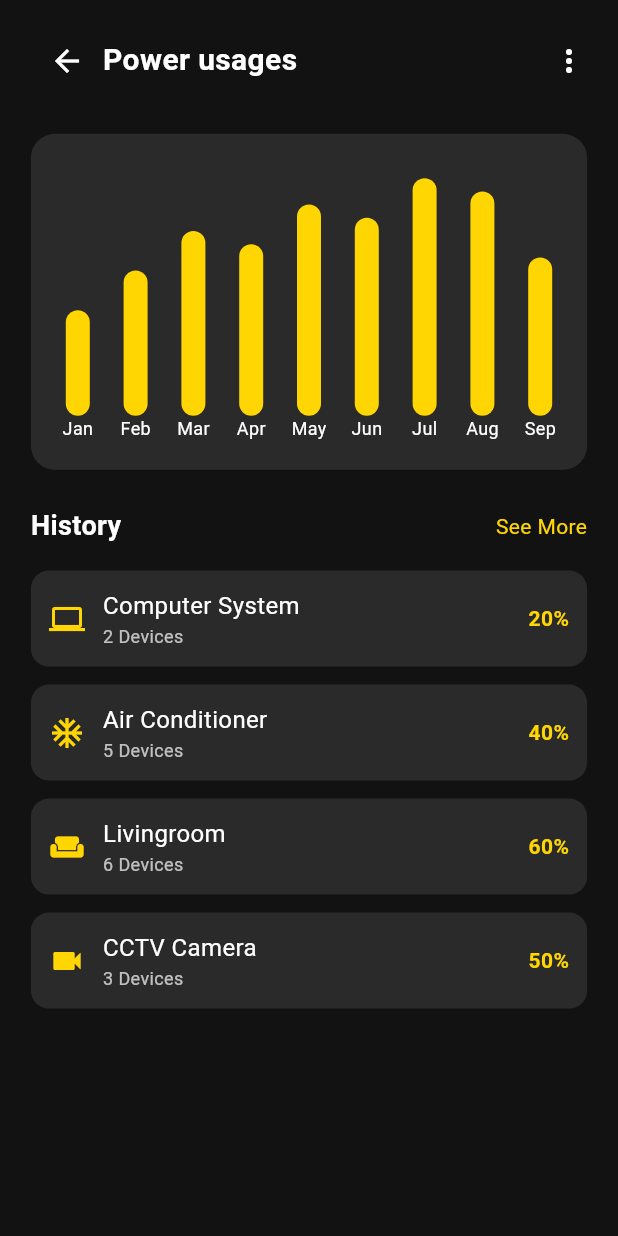
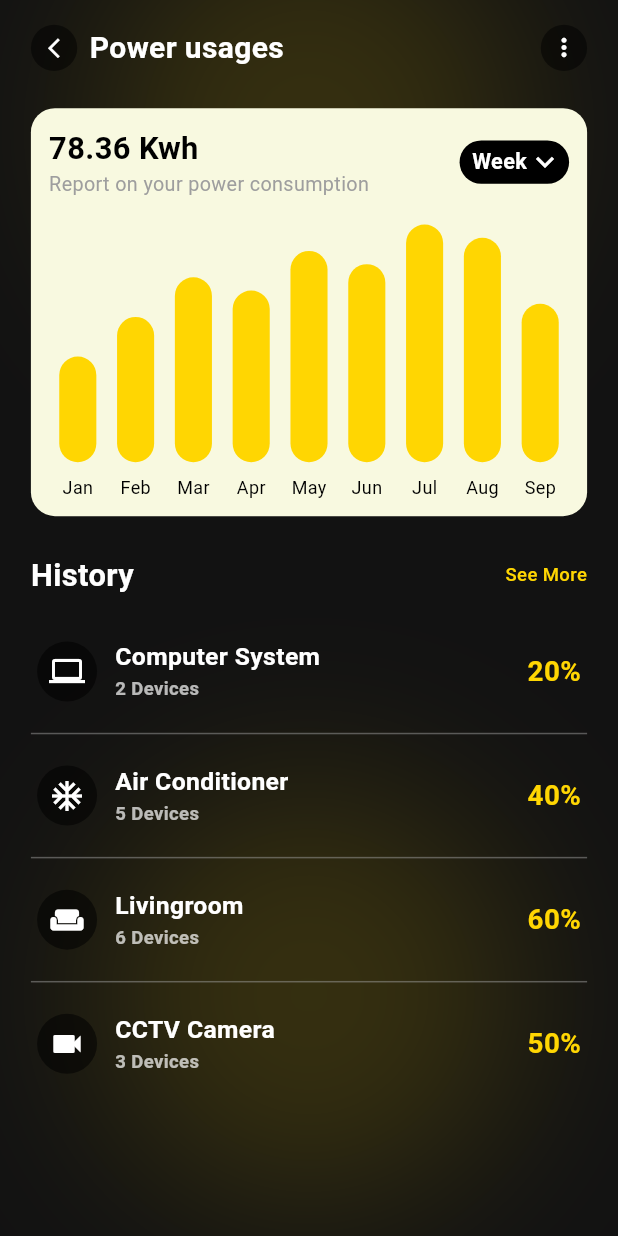
Before and after one commit to Elrmady09/solar_panel_monitoring_app, a Flutter app: the StatisticsPage screen opened directly, on a phone screen of 412 x 824 dp. Run offline on Flutter 3.47's test engine with Material 3 defaults, Android fonts, the light colour scheme and no system bars; drawn by our look-alikes of fl_chart; missing offline and left inert: dart:ffi.

Commit message:
Edit Statistics page

```diff
--- a/lib/core/constants/app_colors.dart
+++ b/lib/core/constants/app_colors.dart
@@ -8,6 +8,6 @@ class AppColors {
   static const Color yellow = Color(0xFFFFD602);
   static const Color yellow2 = Color(0xFFFFB00F);
   static const Color yellow3 = Color(0xFFF6CE66);
-
   static const Color background = Color(0xFF121212);
+  static const Color backgroundpowerchart = Color(0xFFF8F9E0);
 }
--- a/lib/features/statistics/presentation/widgets/history_list.dart
+++ b/lib/features/statistics/presentation/widgets/history_list.dart
@@ -1,5 +1,6 @@
 import 'package:flutter/material.dart';
 import 'package:provider/provider.dart';
+import 'package:solar_panel_monitoring_app/core/utils/General%20Text.dart';
 
 import '../../../../core/constants/app_colors.dart';
 import '../../logic/statistics_provider.dart';
@@ -12,35 +13,50 @@ class HistoryList extends StatelessWidget {
   @override
   Widget build(BuildContext context) {
     final history = context.watch<StatisticsProvider>().history;
+    final size = MediaQuery.of(context).size;
 
     return ListView.separated(
       itemCount: history.length,
-      separatorBuilder: (_, __) => const SizedBox(height: 12),
+      separatorBuilder: (_, __) => Divider(
+        color: Colors.grey.withOpacity(0.5),
+      ),
       itemBuilder: (context, i) {
         final item = history[i];
         return Container(
-          padding: const EdgeInsets.all(12),
-          decoration: BoxDecoration(
-            color: AppColors.white.withOpacity(0.1),
-            borderRadius: BorderRadius.circular(12),
-          ),
+          padding: EdgeInsets.symmetric(horizontal: size.width * 0.01,vertical: size.height * 0.015 ),
+
           child: Row(
             children: [
-              Icon(item['icon'], color: AppColors.yellow),
+              CircleAvatar(
+                backgroundColor: AppColors.black54,
+                  child: Icon(item['icon'], color: AppColors.white)
+              ),
               const SizedBox(width: 12),
               Expanded(
                 child: Column(
                   crossAxisAlignment: CrossAxisAlignment.start,
                   children: [
-                    Text(item['title'],
-                        style: const TextStyle(color: AppColors.white, fontSize: 16)),
-                    Text('${item['devices']} Devices',
-                        style: TextStyle(color: AppColors.white.withOpacity(0.7), fontSize: 12)),
+                    GeneralText(
+                        text: item['title'],
+                        color: AppColors.white,
+                        fontWeight: FontWeight.w700,
+                        sizetext: size.width * 0.04,
+                    ),
+                    GeneralText(
+                      text: '${item['devices']} Devices',
+                      color: AppColors.white.withOpacity(0.7),
+                      fontWeight: FontWeight.w700,
+                      sizetext: size.width * 0.03,
+                    ),
                   ],
                 ),
               ),
-              Text('${item['percent']}%',
-                  style: const TextStyle(color: AppColors.yellow, fontWeight: FontWeight.bold)),
+              GeneralText(
+                text: '${item['percent']}%',
+                color: AppColors.yellow,
+                fontWeight: FontWeight.w700,
+                sizetext: size.width * 0.045,
+              ),
             ],
           ),
         );
--- /dev/null
+++ b/lib/features/statistics/presentation/widgets/history_titel.dart
@@ -0,0 +1,32 @@
+
+import 'package:flutter/material.dart';
+
+import '../../../../core/constants/app_colors.dart';
+import '../../../../core/utils/General Text.dart';
+
+class HistoryTitel extends StatelessWidget {
+  const HistoryTitel({Key? key}) : super(key: key);
+
+  @override
+  Widget build(BuildContext context) {
+    final size = MediaQuery.of(context).size;
+
+    return  Row(
+      mainAxisAlignment: MainAxisAlignment.spaceBetween,
+      children:  [
+        GeneralText(
+            text: 'History',
+            color: AppColors.white,
+            sizetext: size.width * 0.05,
+            fontWeight: FontWeight.w700
+        ),
+        GeneralText(
+            text: 'See More',
+            color: AppColors.yellow,
+            sizetext: size.width * 0.03,
+            fontWeight: FontWeight.w500
+        ),
+      ],
+    );
+  }
+}
--- a/lib/features/statistics/presentation/widgets/power_chart.dart
+++ b/lib/features/statistics/presentation/widgets/power_chart.dart
@@ -2,6 +2,7 @@
 import 'package:flutter/material.dart';
 import 'package:fl_chart/fl_chart.dart';
 import 'package:provider/provider.dart';
+import 'package:solar_panel_monitoring_app/core/utils/General%20Text.dart';
 
 import '../../../../core/constants/app_colors.dart';
 import '../../logic/statistics_provider.dart';
@@ -13,16 +14,63 @@ class PowerChart extends StatelessWidget {
 
   @override
   Widget build(BuildContext context) {
+    final size = MediaQuery.of(context).size;
     final prov = context.watch<StatisticsProvider>();
     final data = prov.monthlyUsage;
 
     return Container(
       padding: const EdgeInsets.all(12),
       decoration: BoxDecoration(
-        color: AppColors.white.withOpacity(0.1),
+        color: AppColors.backgroundpowerchart,
         borderRadius: BorderRadius.circular(16),
       ),
-      child: SizedBox(
+      child: Column(
+        crossAxisAlignment: CrossAxisAlignment.start,
+        children: [
+          Row(
+            children: [
+              Column(
+                crossAxisAlignment: CrossAxisAlignment.start,
+                children: [
+                  GeneralText(
+                    text: '78.36 Kwh',
+                    sizetext:size.width * 0.05 ,
+                    fontWeight: FontWeight.w700,
+                    color: Colors.black,
+                  ),
+                  GeneralText(
+                    text: 'Report on your power consumption',
+                    sizetext:size.width * 0.032 ,
+                    fontWeight: FontWeight.w400,
+                    color: Colors.grey,
+                  ),
+                ],
+              ),
+              Spacer(),
+              Container(
+                padding: EdgeInsets.symmetric(horizontal: size.width * 0.01,vertical: size.height * 0.003),
+                decoration: BoxDecoration(
+                  borderRadius: BorderRadius.circular(15),
+                  color: Colors.black
+                ),
+                child: Row(
+                  children: [
+                    GeneralText(
+                      padding: EdgeInsets.only(left: size.width * 0.01),
+                        text: 'Week',
+                      sizetext: size.width * 0.035,
+                      fontWeight: FontWeight.w700,
+                      color: Colors.white,
+                    ),
+                    Icon(Icons.keyboard_arrow_down,color: Colors.white,),
+                  ],
+                ),
+              ),
+
+            ],
+          ),
+
+          SizedBox(
             height: 200,
             child: BarChart(
               BarChartData(
@@ -36,8 +84,12 @@ class PowerChart extends StatelessWidget {
                       getTitlesWidget: (value, _) {
                         final idx = value.toInt();
                         if (idx < 0 || idx >= data.length) return const SizedBox();
-                    return Text(data[idx].label,
-                        style: const TextStyle(color: AppColors.white, fontSize: 12));
+                        return GeneralText(
+                          padding: EdgeInsets.only(top: size.height * 0.01),
+                            text:data[idx].label,
+                            color: AppColors.black,
+                            sizetext: 12,
+                        );
                       },
                       reservedSize: 24,
                       interval: 1,
@@ -55,8 +107,8 @@ class PowerChart extends StatelessWidget {
                       BarChartRodData(
                         toY: data[i].value,
                         color: AppColors.yellow,
-                    width: 16,
-                    borderRadius: BorderRadius.circular(8),
+                        width: size.width * 0.06,
+                        borderRadius: BorderRadius.circular(size.width * 0.07),
                       )
                     ],
                   );
@@ -64,6 +116,8 @@ class PowerChart extends StatelessWidget {
               ),
             ),
           ),
+        ],
+      ),
     );
   }
 }
--- a/lib/features/statistics/presentation/widgets/statistics_content.dart
+++ b/lib/features/statistics/presentation/widgets/statistics_content.dart
@@ -1,10 +1,14 @@
 import 'package:flutter/material.dart';
 import 'package:provider/provider.dart';
+import 'package:solar_panel_monitoring_app/core/utils/General%20Text.dart';
+import 'package:solar_panel_monitoring_app/features/onboard/widgets/yellow_shadow.dart';
+import 'package:solar_panel_monitoring_app/features/statistics/presentation/widgets/statistics_header.dart';
 
 import '../../../../core/constants/app_colors.dart';
 import '../../../../core/utils/space.dart';
 import '../widgets/power_chart.dart';
 import '../widgets/history_list.dart';
+import 'history_titel.dart';
 
 class StatisticsContent extends StatelessWidget {
   const StatisticsContent({Key? key}) : super(key: key);
@@ -12,58 +16,40 @@ class StatisticsContent extends StatelessWidget {
   @override
   Widget build(BuildContext context) {
     final size = MediaQuery.of(context).size;
-    return Padding(
+    return Stack(
+      children: [
+        Positioned(
+          left: 0,
+            right: 0,
+            child: YellowShadow()
+        ),
+
+        Positioned(
+            left: 0,
+            right: 0,
+            bottom: size.height * 0.1,
+            child: YellowShadow()
+        ),
+        Padding(
           padding: EdgeInsets.symmetric(horizontal: size.width * 0.05),
           child: Column(
             children: [
               const HeightSpace(space: 0.02),
-
               // الهيدر العلوي
-          Row(
-            children: [
-              IconButton(
-                icon: const Icon(Icons.arrow_back, color: AppColors.white),
-                onPressed: () => Navigator.pop(context),
-              ),
-              const Text(
-                'Power usages',
-                style: TextStyle(
-                    color: AppColors.white,
-                    fontSize: 20,
-                    fontWeight: FontWeight.bold),
-              ),
-              const Spacer(),
-              const Icon(Icons.more_vert, color: AppColors.white),
-            ],
-          ),
-
+              StatisticsHeader(),
               const HeightSpace(space: 0.03),
-
               // صندوق الرسم البياني
               const PowerChart(),
-
               const HeightSpace(space: 0.03),
-
               // عنوان History
-          Row(
-            mainAxisAlignment: MainAxisAlignment.spaceBetween,
-            children: const [
-              Text('History',
-                  style: TextStyle(
-                      color: AppColors.white,
-                      fontSize: 18,
-                      fontWeight: FontWeight.bold)),
-              Text('See More',
-                  style: TextStyle(color: AppColors.yellow, fontSize: 14)),
-            ],
-          ),
-
+              HistoryTitel(),
               const HeightSpace(space: 0.02),
-
               // قائمة الـ history
               const Expanded(child: HistoryList()),
             ],
           ),
+        ),
+      ],
     );
   }
 }
--- /dev/null
+++ b/lib/features/statistics/presentation/widgets/statistics_header.dart
@@ -0,0 +1,50 @@
+
+
+import 'package:flutter/material.dart';
+
+import '../../../../core/constants/app_colors.dart';
+import '../../../../core/utils/General Text.dart';
+
+class StatisticsHeader extends StatelessWidget {
+  const StatisticsHeader({Key? key}) : super(key: key);
+
+  @override
+  Widget build(BuildContext context) {
+    final size = MediaQuery.of(context).size;
+    return  Row(
+      children: [
+        GestureDetector(
+          child: Container(
+            width: size.width * 0.075,
+            height: size.width * 0.075,
+            decoration: BoxDecoration(
+              color: AppColors.black54.withOpacity(0.5),
+              borderRadius: BorderRadius.circular(size.width * 0.7),
+            ),
+            child: Center(child: Icon(Icons.arrow_back_ios_new, color: AppColors.white,size: size.width * 0.038,)),
+          ),
+        ),
+
+        GeneralText(
+            padding: EdgeInsets.only(left: size.width * 0.02),
+            text: 'Power usages',
+            color: AppColors.white,
+            sizetext: 20,
+            fontWeight: FontWeight.bold
+        ),
+        const Spacer(),
+        GestureDetector(
+          child: Container(
+            width: size.width * 0.075,
+            height: size.width * 0.075,
+            decoration: BoxDecoration(
+              color: AppColors.black54.withOpacity(0.5),
+              borderRadius: BorderRadius.circular(size.width * 0.7),
+            ),
+            child: Center(child: Icon(Icons.more_vert, color: AppColors.white,size: size.width * 0.047),),
+          ),
+        ),
+      ],
+    );
+  }
+}
```
Lines whose indentation alone changed are shown as unchanged.
